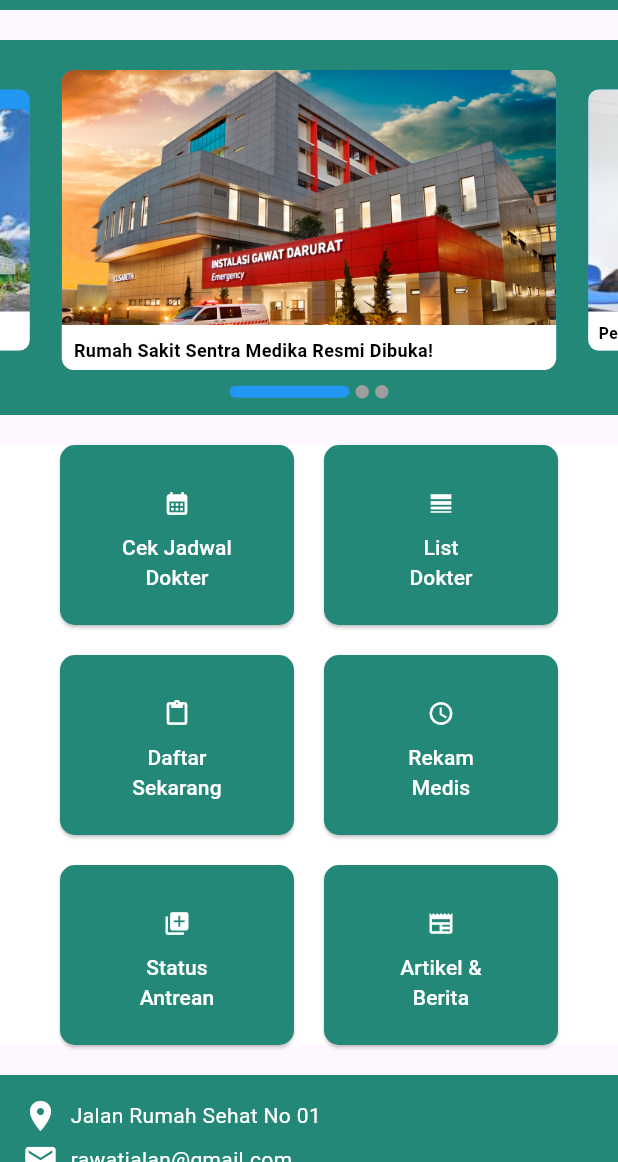
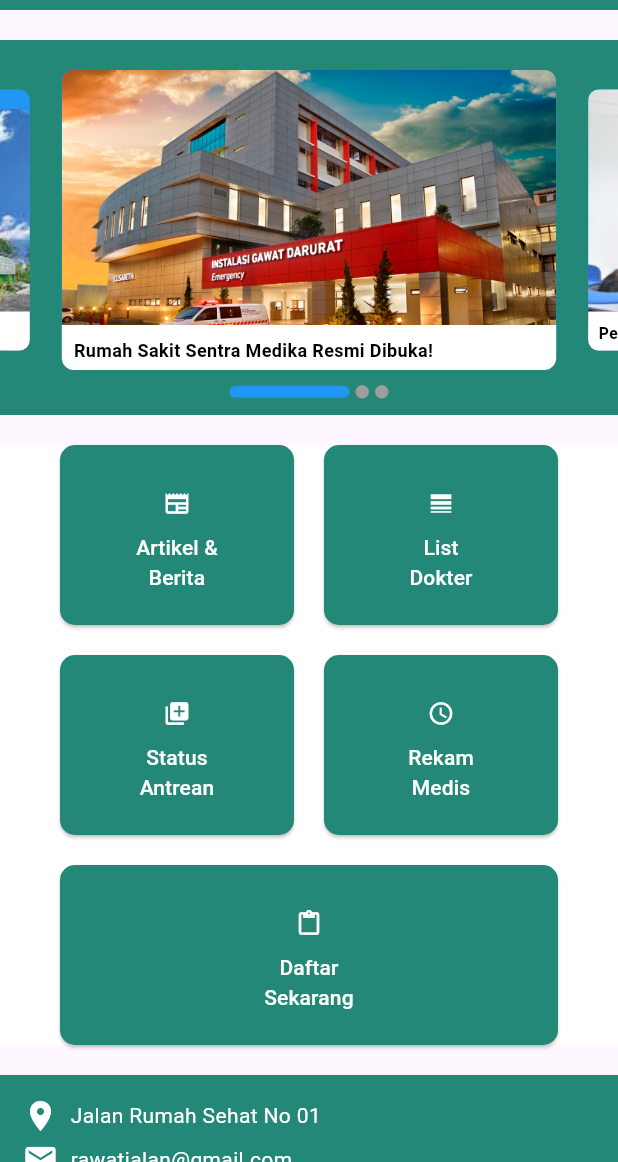
Before and after one commit to fhrza23/TubesProvis, a Flutter app: the DoctorList screen opened directly, after a tap on the "arrow circle left" icon, on a phone screen of 412 x 824 dp, the part 74-1236 px from its top. Run offline on Flutter 3.47's test engine with Material 3 defaults, Android fonts, the phone set to English and light mode, and no system bars; drawn by our look-alikes of carousel_slider, dots_indicator; our stand-ins replace flutter_rating_bar, google_fonts; missing offline and left inert: flutter_popup; network calls fail.

```diff
--- a/lib/doctor_list.dart
+++ b/lib/doctor_list.dart
@@ -5,58 +5,6 @@ import 'package:provider/provider.dart';
 import 'provider/dokter_provider.dart';
 import 'models/dokter.dart';
 import 'screens/dashboard-notifikasi/dashboard.dart';
-
-// String _getImagePath(int index) {
-//   switch (index) {
-//     case 0:
-//       return 'images/doctor1.jpg';
-//     case 1:
-//       return 'images/doctor2.jpg';
-//     case 2:
-//       return 'images/doctor3.jpg';
-//     default:
-//       return '';
-//   }
-// }
-
-// String _getName(int index) {
-//   switch (index) {
-//     case 0:
-//       return 'dr. Indra Cahya, Sp.THT';
-//     case 1:
-//       return 'Dita Anggraini, A.Md.Fis';
-//     case 2:
-//       return 'dr. Tri Handoyo, Sp.M';
-//     default:
-//       return '';
-//   }
-// }
-
-// String _getSpecialist(int index) {
-//   switch (index) {
-//     case 0:
-//       return 'Spesialis THT';
-//     case 1:
-//       return 'Spesialis Fisioterapi';
-//     case 2:
-//       return 'Spesialis Mata';
-//     default:
-//       return '';
-//   }
-// }
-
-// double _getRating(int index) {
-//   switch (index) {
-//     case 0:
-//       return 4.0;
-//     case 1:
-//       return 3.0;
-//     case 2:
-//       return 4.5;
-//     default:
-//       return 0.0;
-//   }
-// }
 
 class DoctorList extends StatefulWidget {
   @override
@@ -132,7 +80,7 @@ class _DoctorListState extends State<DoctorList> {
                     ),
                     child: Row(
                       children: [
-                        SizedBox(width: 16),
+                        SizedBox(width: 14),
                         Icon(Icons.search, color: Colors.white),
                         SizedBox(width: 8),
                         Expanded(
@@ -146,7 +94,7 @@ class _DoctorListState extends State<DoctorList> {
                             ),
                           ),
                         ),
-                        SizedBox(width: 16),
+                        SizedBox(width: 20),
                       ],
                     ),
                   ),
--- a/lib/screens/dashboard-notifikasi/dashboard.dart
+++ b/lib/screens/dashboard-notifikasi/dashboard.dart
@@ -321,7 +321,8 @@ class ButtonGrid extends StatelessWidget {
               child: Row(
                 mainAxisAlignment: MainAxisAlignment.spaceEvenly,
                 children: [
-                  buildButton(Icons.calendar_month, 'Cek Jadwal\nDokter', JadwalDokter()),
+                  buildButton(Icons.newspaper, 'Artikel &\nBerita', ArtikelPage()),
+                  // buildButton(Icons.calendar_month, 'Cek Jadwal\nDokter', JadwalDokter()),
                   SizedBox(width: 20),
                   buildButton(Icons.line_weight_sharp, 'List\nDokter', DoctorList()),
                 ],
@@ -335,7 +336,7 @@ class ButtonGrid extends StatelessWidget {
               child: Row(
                 mainAxisAlignment: MainAxisAlignment.spaceEvenly,
                 children: [
-                  buildButton(Icons.paste, 'Daftar\nSekarang', AppointmentRegistrationPage()),
+                  buildButton(Icons.queue, 'Status\nAntrean', JadwalDokter()),
                   SizedBox(width: 20),
                   buildButton(Icons.access_time, 'Rekam\nMedis', RekamMedis()),
                 ],
@@ -349,9 +350,9 @@ class ButtonGrid extends StatelessWidget {
               child: Row(
                 mainAxisAlignment: MainAxisAlignment.spaceEvenly,
                 children: [
-                  buildButton(Icons.queue, 'Status\nAntrean', JadwalDokter()),
-                  SizedBox(width: 20),
-                  buildButton(Icons.newspaper, 'Artikel &\nBerita', ArtikelPage()),
+                  // buildButton(Icons.queue, 'Status\nAntrean', JadwalDokter()),
+                  // SizedBox(width: 20),
+                  buildButton(Icons.paste, 'Daftar\nSekarang', AppointmentRegistrationPage()),
                 ],
               ),
             ),
```
Also changed, not shown: 2 other files.
